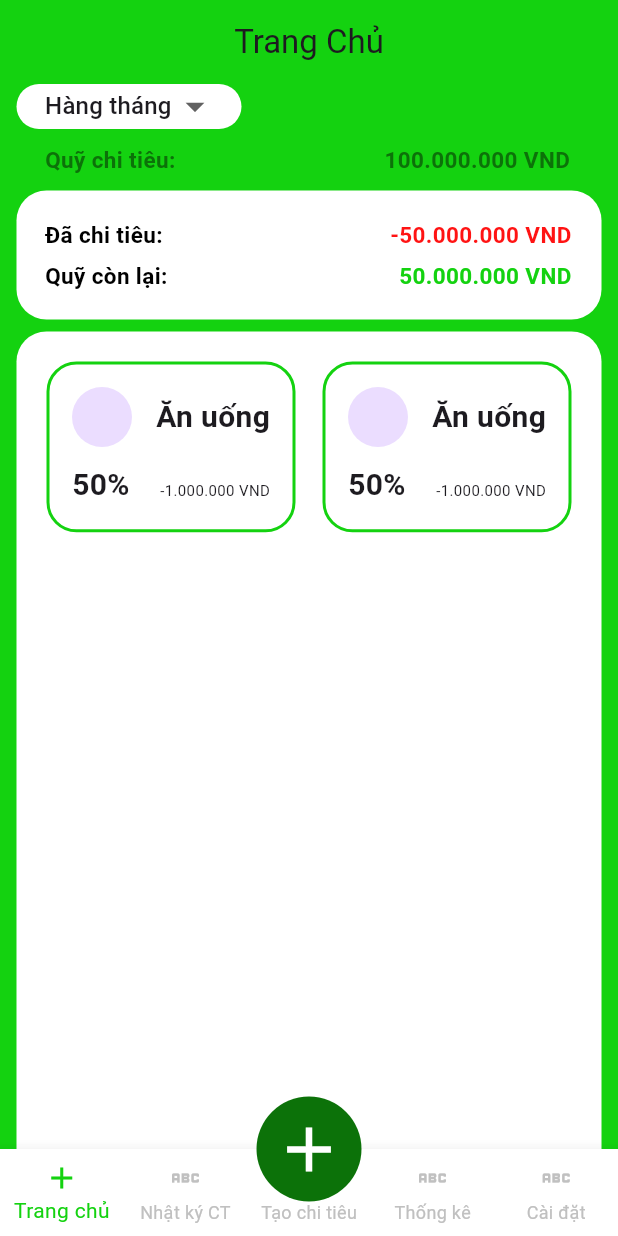
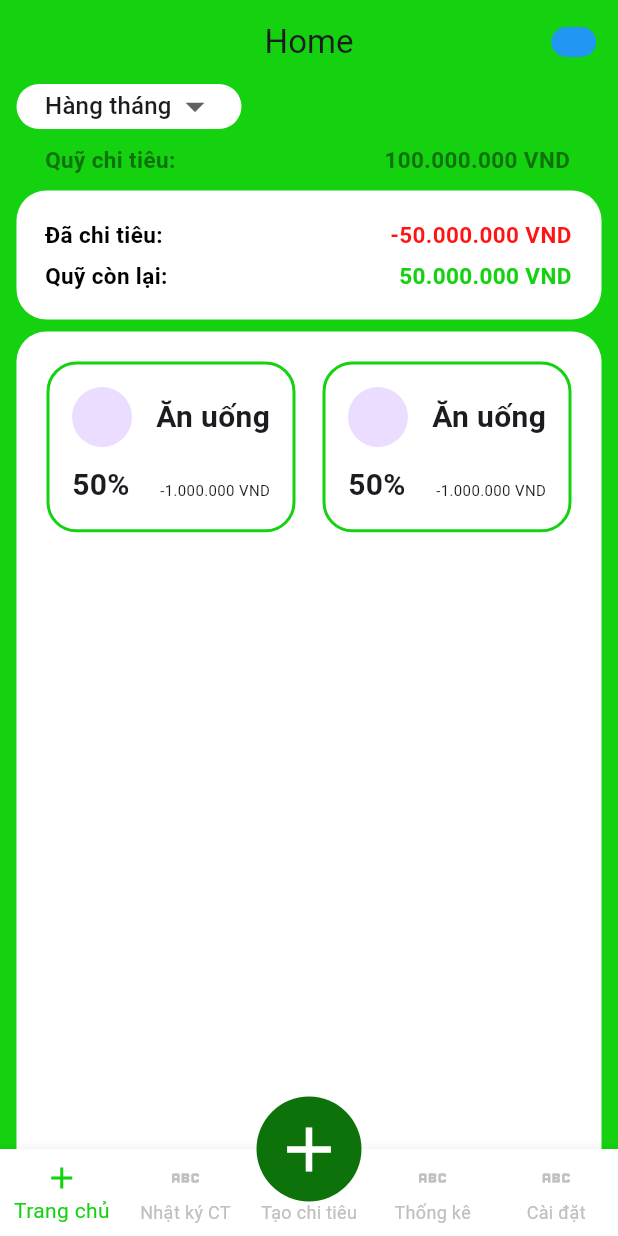
Before and after one commit to loipham21101998/QuanLyChiTieu1, a Flutter app: the screen it shows after launch, on a phone screen of 412 x 824 dp. Run offline on Flutter 3.47's test engine with Material 3 defaults, Android fonts, the phone set to English and light mode, and no system bars; our stand-ins replace easy_localization, google_fonts.

Commit message:
multiple languages

```diff
--- a/assets/translate/en.json
+++ b/assets/translate/en.json
@@ -1,6 +1,6 @@
 {
-  "appbar_homepage" : "Trang Chủ",
-  "appbar_details" : "Nhật Ký Chi Tiêu",
+  "appbar_homepage" : "Home",
+  "appbar_details" : "History",
   "appbar_Statistical" : "Thống Kê",
   "appbar_settings" : "Cài Đặt",
   "appbar_select_type" : "Chọn Loại Chi Tiêu",
--- a/lib/ui/main/main_home_page.dart
+++ b/lib/ui/main/main_home_page.dart
@@ -2,7 +2,7 @@ import 'package:flutter/cupertino.dart';
 import 'package:flutter/material.dart';
 import 'package:quanlychitieu/ui/main/home_page_child_NKCT.dart';
 import 'package:quanlychitieu/ui/main/home_page_child_TC.dart';
-
+import 'package:easy_localization/easy_localization.dart';
 import '../../ultils/enums/main_page.dart';
 import 'home_page_top.dart';
 
@@ -23,18 +23,18 @@ class _MainHomePageState extends State<MainHomePage> {
     // TODO: implement initState
     super.initState();
     _pages = [
-      const HomePage(key : ValueKey(1),body:HomePageChildTc()),
-      const HomePage(key: ValueKey(2),body: HomePageChildNkct()),
+      const HomePage(key: ValueKey(1), body: HomePageChildTc()),
+      const HomePage(key: ValueKey(2), body: HomePageChildNkct()),
       Container(
-       key:  const ValueKey(3),
+        key: const ValueKey(3),
         color: Colors.yellow,
       ),
       Container(
-        key:   const ValueKey(4),
+        key: const ValueKey(4),
         color: Colors.blue,
       ),
       Container(
-        key:  const ValueKey(5),
+        key: const ValueKey(5),
         color: Colors.purple,
       )
     ];
@@ -47,15 +47,18 @@ class _MainHomePageState extends State<MainHomePage> {
       appBar: AppBar(
         centerTitle: true,
         title: Text(_mainPage.TitleAppBar()),
+        actions: [DropdownLang(contextMain: context,)],
         backgroundColor: const Color(0xff14D210),
       ),
       body: AnimatedSwitcher(
           duration: const Duration(microseconds: 1000),
           transitionBuilder: (Widget child, Animation<double> animation) {
-           return FadeTransition(opacity: animation,child: child,);
+            return FadeTransition(
+              opacity: animation,
+              child: child,
+            );
           },
-          child: _pages.elementAt(_currentPage)
-      ),
+          child: _pages.elementAt(_currentPage)),
       bottomNavigationBar: BottomNavigationBar(
         backgroundColor: const Color(0xffFFFFFF),
         unselectedItemColor: const Color(0xffC0C0C0),
@@ -106,3 +109,64 @@ class _MainHomePageState extends State<MainHomePage> {
     );
   }
 }
+
+final List<String> langs = ['vi', 'en'];
+
+class DropdownLang extends StatefulWidget {
+  BuildContext contextMain;
+  DropdownLang({super.key ,required this.contextMain});
+
+  @override
+  State<DropdownLang> createState() => _DropdownLangState();
+}
+
+class _DropdownLangState extends State<DropdownLang> {
+
+  late String dropdownValue ;
+
+  @override
+  void initState() {
+    // TODO: implement initState
+    super.initState();
+    dropdownValue = langs.where((v) => v == widget.contextMain.locale.toString()).first;
+  }
+  @override
+  Widget build(BuildContext context) {
+    return Container(
+      margin: const EdgeInsets.only(right: 14.5),
+      child: DropdownButton<String>(
+        value: dropdownValue,
+        iconSize: 0,
+        icon:
+            const Visibility(visible: false, child: Icon(Icons.arrow_downward)),
+        onChanged: (String? value) {
+          widget.contextMain.setLocale(Locale(value!));
+          setState(() {
+            dropdownValue = value;
+          });
+        },
+        underline: Container(
+          height: 2,
+          color: Colors.transparent,
+        ),
+        items: langs.map<DropdownMenuItem<String>>((String value) {
+          return DropdownMenuItem<String>(
+            alignment: Alignment.center,
+            value: value,
+            child: _iconLang(value),
+          );
+        }).toList(),
+      ),
+    );
+  }
+
+  Widget _iconLang(String lang) {
+    return Container(
+      width: 30,
+      height: 20,
+      decoration: BoxDecoration(
+          borderRadius: BorderRadius.circular(10),
+          color: lang == 'vi' ? Colors.red : Colors.blue),
+    );
+  }
+}
```
